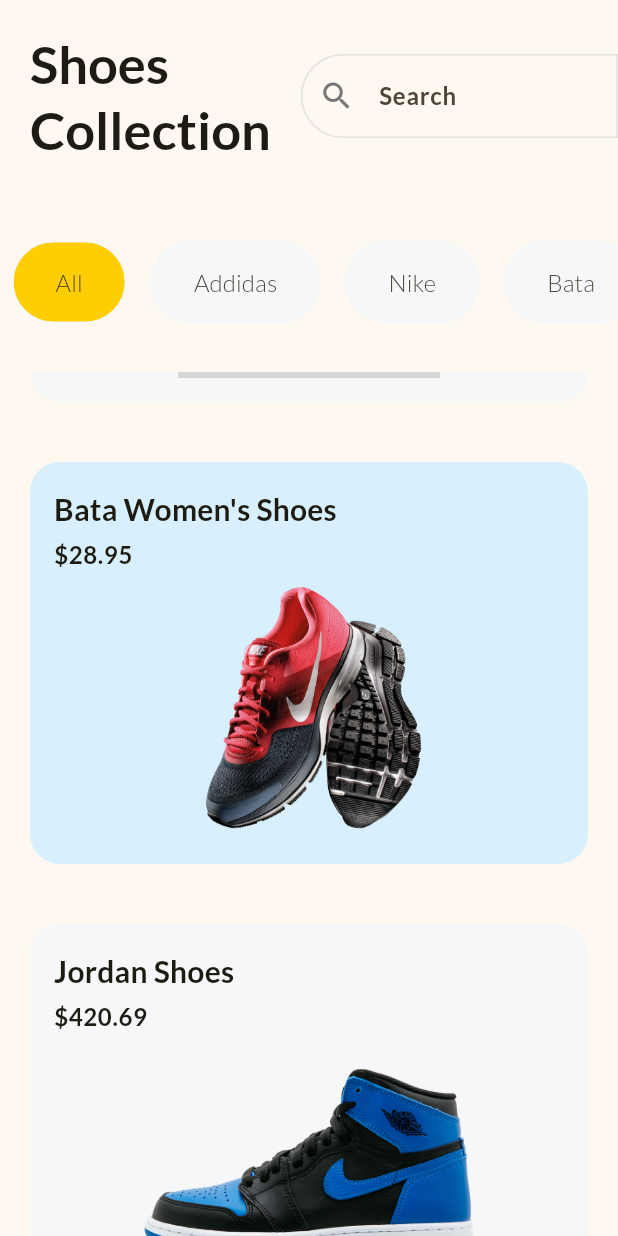
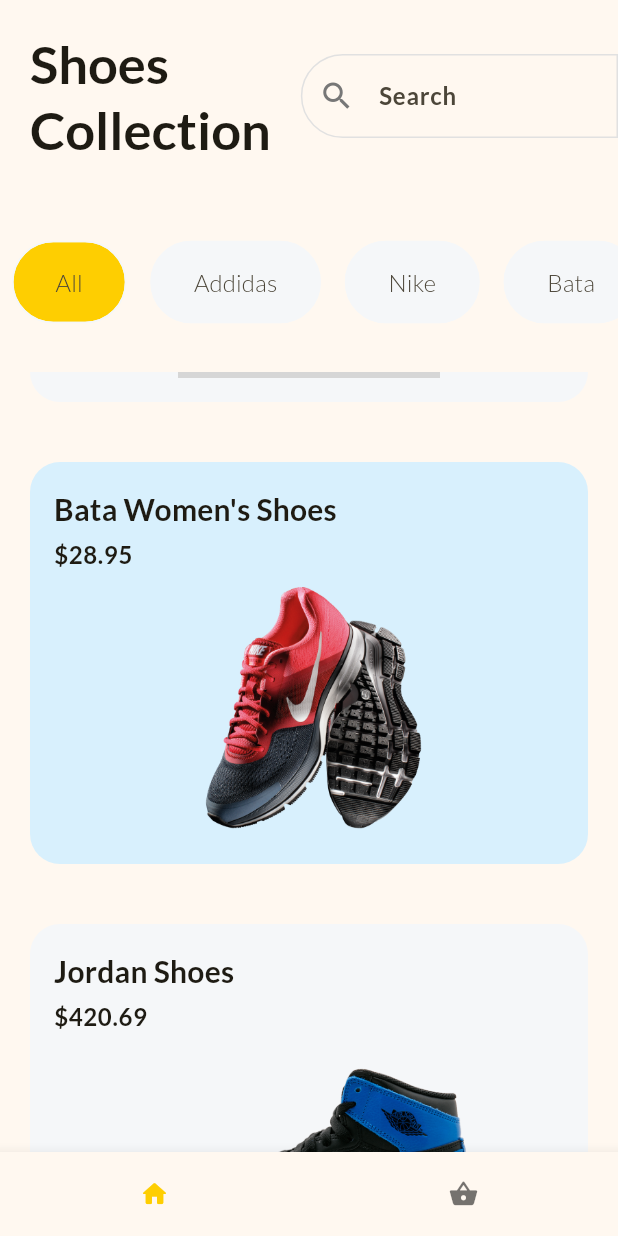
Before and after one commit to FashMuyhee/shop_app_flutter, a Flutter app: the screen it shows after launch, scrolled down 576 dp, on a phone screen of 412 x 824 dp. Run offline on Flutter 3.47's test engine with Material 3 defaults, Android fonts, the phone set to English and light mode, and no system bars; grey boxes are pictures that could not be loaded.

```diff
--- a/lib/pages/home_page.dart
+++ b/lib/pages/home_page.dart
@@ -1,4 +1,5 @@
 import 'package:flutter/material.dart';
+import 'package:shop_app_flutter/pages/cart_page.dart';
 import 'package:shop_app_flutter/widgets/product_list.dart';
 
 class HomePage extends StatefulWidget {
@@ -9,8 +10,28 @@ class HomePage extends StatefulWidget {
 }
 
 class _HomePageState extends State<HomePage> {
+  int currentTabIndex = 0;
+  List<Widget> pages = const [ProductList(), CartPage()];
+
   @override
   Widget build(BuildContext context) {
-    return const Scaffold(body: ProductList());
+    return Scaffold(
+      body: IndexedStack(index: currentTabIndex, children: pages),
+      bottomNavigationBar: BottomNavigationBar(
+        iconSize: 20,
+        selectedFontSize: 0,
+        onTap: (index) {
+          setState(() {
+            currentTabIndex = index;
+          });
+        },
+        currentIndex: currentTabIndex,
+        items: const [
+          BottomNavigationBarItem(icon: Icon(Icons.home_rounded), label: ''),
+          BottomNavigationBarItem(
+              icon: Icon(Icons.shopping_basket_rounded), label: ''),
+        ],
+      ),
+    );
   }
 }
```
Also changed, not shown: lib/global_variables.dart (+11 -0 lines), lib/pages/cart_page.dart (added, +51 -0 lines).
